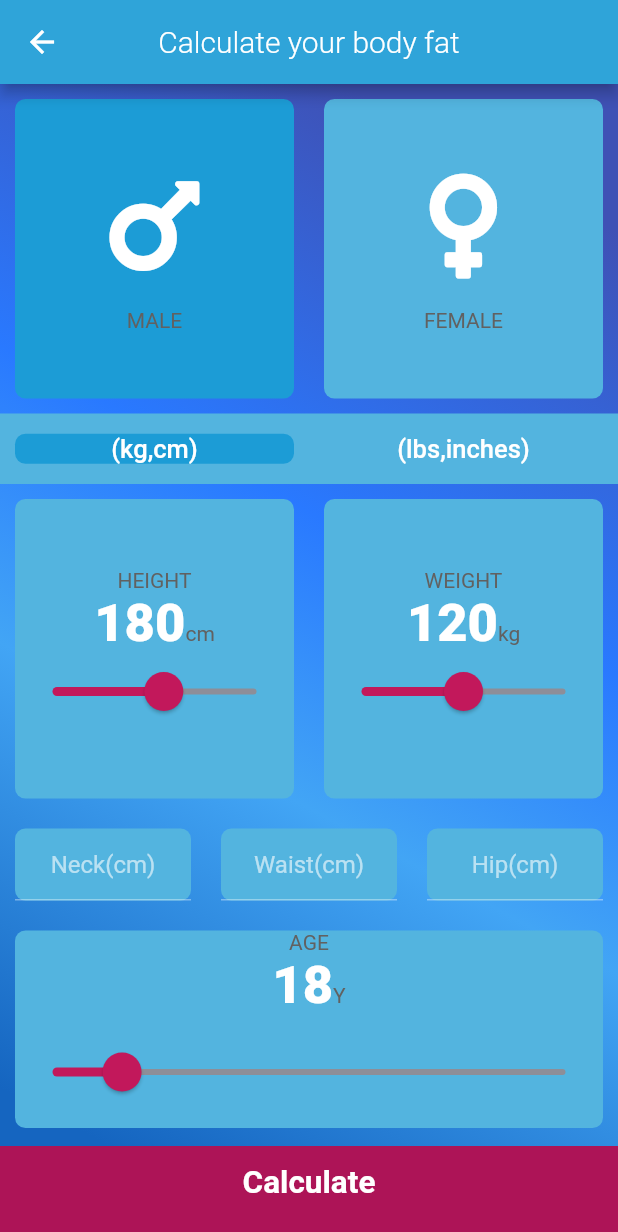
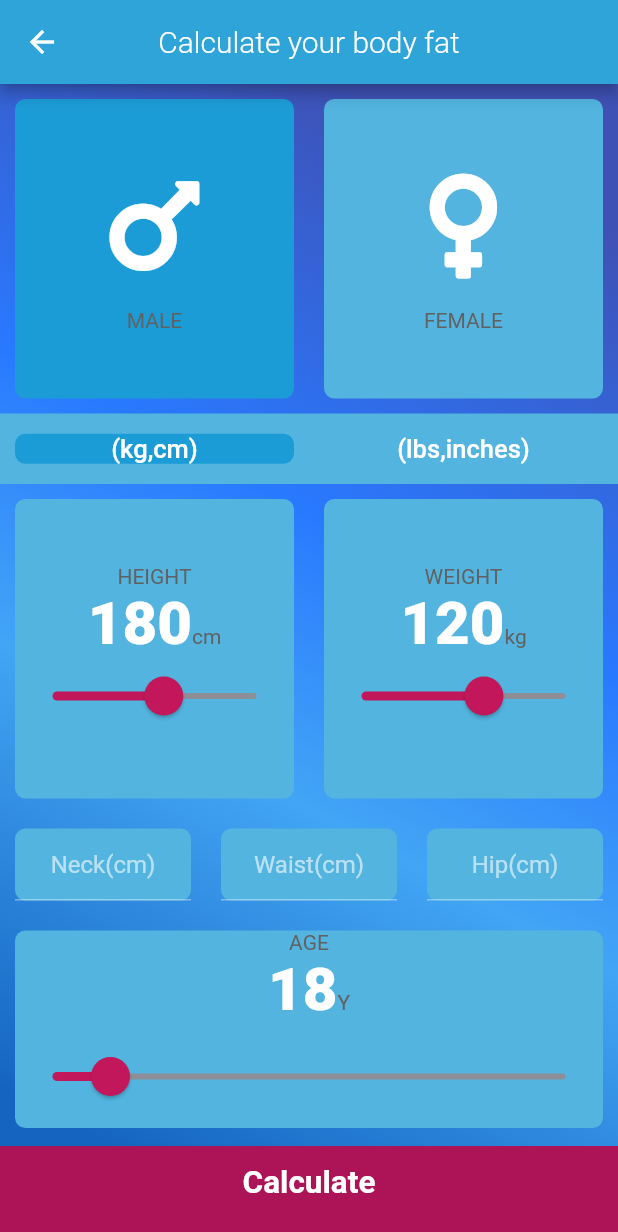
Before and after one commit to AnomDevgun/AppDev, a Flutter app: the BodyFat screen opened by its route, on a phone screen of 412 x 824 dp. Shown: the top 1232 px of the screen. Run offline on Flutter 3.47's test engine with Material 2 defaults, Android fonts, the phone set to English and light mode, and no system bars; our stand-ins replace audioplayers, font_awesome_flutter, rflutter_alert.

Commit message:
Added BodyFat Functionality,UI changes left for completion.

```diff
--- a/bmi-calculator/lib/constants.dart
+++ b/bmi-calculator/lib/constants.dart
@@ -8,10 +8,12 @@ const kMinHeightMetric = 120.0;
 const kMaxHeightMetric = 230.0;
 const kMinHeightImperial = 47.0;
 const kMaxHeightImperial = 90.0;
-const kMinWeightMetric = 60.0;
+const kMinWeightMetric = 30.0;
 const kMaxWeightMetric = 180.0;
 const kMinWeightImperial = 132.0;
 const kMaxWeightImperial = 396.0;
+const kMinAge = 5.0;
+const kMaxAge = 100.0;
 double kMinHeight = kMinHeightMetric;
 double kMaxHeight = kMaxHeightMetric;
 double kMinWeight = kMinWeightMetric;
@@ -23,7 +25,7 @@ const kLabelTextStyle = TextStyle(
 );
 
 const kNumberTextStyle = TextStyle(
-  fontSize: 35.0,
+  fontSize: 40.0,
   fontWeight: FontWeight.w900,
 );
 
--- a/bmi-calculator/lib/screens/bodyfat_page.dart
+++ b/bmi-calculator/lib/screens/bodyfat_page.dart
@@ -364,19 +364,19 @@ class _BodyFatState extends State<BodyFat> {
                               ),
                             ],
                           ),
-                          Expanded(
-                            child: SliderTheme(
+                          SliderTheme(
                             data: SliderTheme.of(context).copyWith(
                               thumbShape: RoundSliderThumbShape(
                                   enabledThumbRadius: 13.0),
                               overlayShape:
                                   RoundSliderOverlayShape(overlayRadius: 25),
                             ),
+                            child: Flexible(
                               child: Slider(
                                 value: age.toDouble(),
                                 activeColor: Color(0xFFc2185b),
                                 inactiveColor: Color(0xFF8D8E98),
-                                min: 2,
+                                min: 5,
                                 max: 120,
                                 onChanged: (double newValue) {
                                   setState(() {
--- a/bmi-calculator/lib/screens/bodyfatresults_page.dart
+++ b/bmi-calculator/lib/screens/bodyfatresults_page.dart
@@ -2,6 +2,7 @@ import 'package:flutter/material.dart';
 import '../constants.dart';
 import 'package:bmi_calculator/components/reusable_card.dart';
 import 'package:bmi_calculator/components/bottom_button.dart';
+import 'package:bmi_calculator/size_config.dart';
 
 class BodyFatRes extends StatelessWidget {
   BodyFatRes({this.bodyFat});
```
Also changed, not shown: bmi-calculator/lib/size_config.dart (added, +16 -0 lines). Lines whose indentation alone changed are shown as unchanged.
